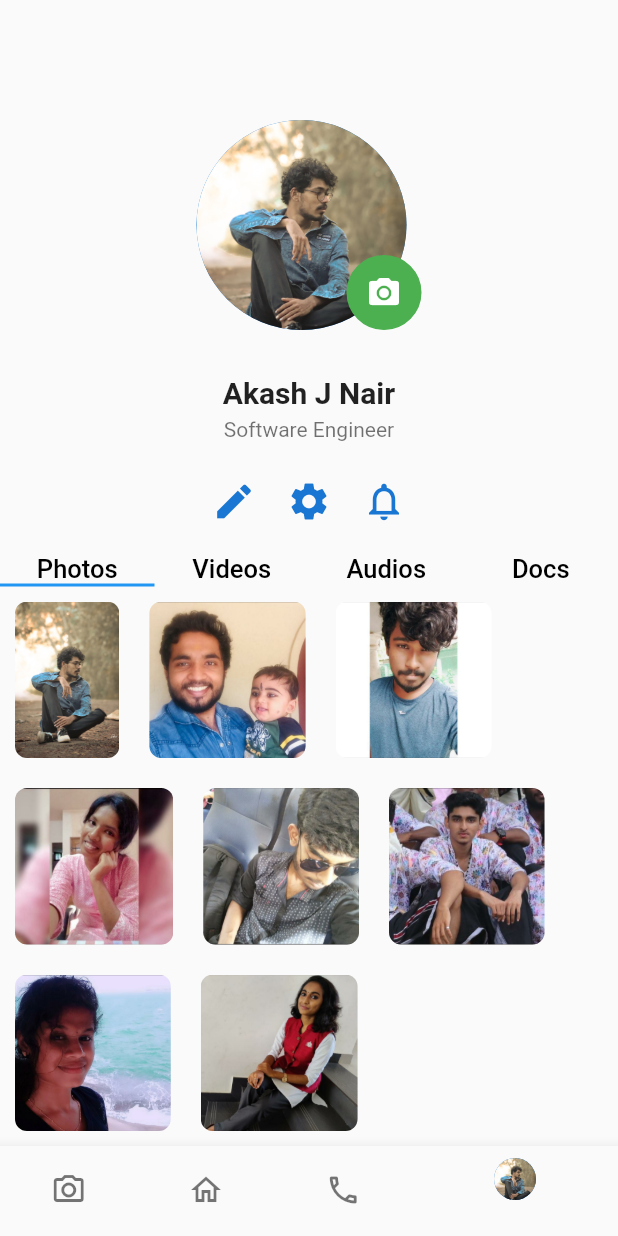
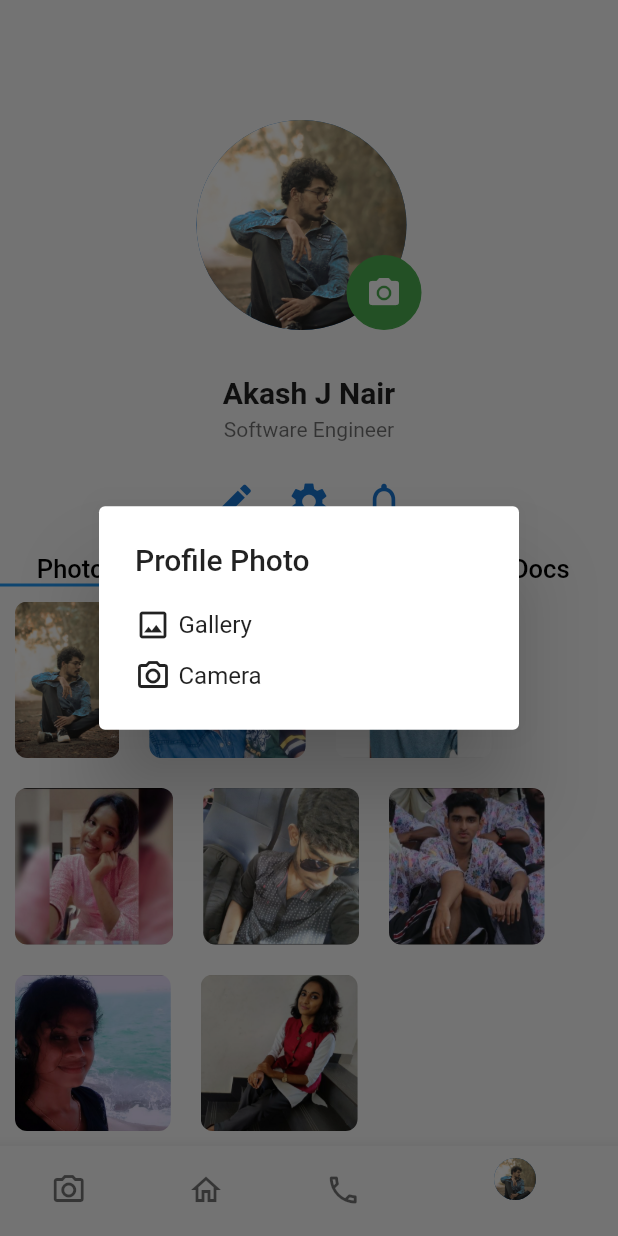
Before and after one commit to Akash701/chat-app, a Flutter app: the screen it shows after launch, item 4 of the bottom bar chosen, after a tap on the "camera alt" icon, on a phone screen of 412 x 824 dp. Run offline on Flutter 3.47's test engine with Material 2 defaults, Android fonts, the phone set to English and light mode, and no system bars; our stand-ins replace image_picker.

Commit message:
Profile Photo added

```diff
--- a/lib/profile.dart
+++ b/lib/profile.dart
@@ -1,5 +1,7 @@
 import 'package:flutter/cupertino.dart';
 import 'package:flutter/material.dart';
+import 'dart:io';
+import 'package:image_picker/image_picker.dart';
 
 class Profile extends StatefulWidget {
   @override
@@ -7,6 +9,80 @@ class Profile extends StatefulWidget {
 }
 
 class _ProfileState extends State<Profile> {
+  File imageFile;
+  final picker = ImagePicker();
+
+  _openGallery(BuildContext context) async {
+    final pickedFile = await picker.getImage(source: ImageSource.gallery);
+    this.setState(() {
+      if (pickedFile != null) {
+        imageFile = File(pickedFile.path);
+      } else {
+        print('No image selected.');
+      }
+    });
+    Navigator.pop(context);
+  }
+
+  _openCamera(BuildContext context) async {
+    final pickedFile = await picker.getImage(source: ImageSource.camera);
+    this.setState(() {
+      if (pickedFile != null) {
+        imageFile = File(pickedFile.path);
+      } else {
+        print('No image selected.');
+      }
+    });
+    Navigator.pop(context);
+  }
+
+  Future<void> _showChoiceDialog(BuildContext context) {
+    return showDialog(
+        context: context,
+        builder: (BuildContext context) {
+          return AlertDialog(
+            title: Text('Profile Photo'),
+            content: SingleChildScrollView(
+              child: ListBody(
+                children: [
+                  Row(
+                    children: [
+                      Icon(Icons.image_outlined),
+                      SizedBox(
+                        width: 5,
+                      ),
+                      GestureDetector(
+                        child: Text('Gallery'),
+                        onTap: () {
+                          _openGallery(context);
+                        },
+                      ),
+                    ],
+                  ),
+                  SizedBox(
+                    height: 10,
+                  ),
+                  Row(
+                    children: [
+                      Icon(Icons.camera_alt_outlined),
+                      SizedBox(
+                        width: 5,
+                      ),
+                      GestureDetector(
+                        child: Text('Camera'),
+                        onTap: () {
+                          _openCamera(context);
+                        },
+                      ),
+                    ],
+                  ),
+                ],
+              ),
+            ),
+          );
+        });
+  }
+
   @override
   Widget build(BuildContext context) {
     return Scaffold(
@@ -21,10 +97,11 @@ class _ProfileState extends State<Profile> {
             Center(
               child: Stack(
                 children: [
-                  Hero(
-                    tag: 'akash',
+                  Container(
                     child: CircleAvatar(
-                      backgroundImage: AssetImage("images/akash.png"),
+                      backgroundImage: imageFile == null
+                          ? AssetImage('images/akash.png')
+                          : FileImage(File(imageFile.path)),
                       radius: 70,
                     ),
                   ),
@@ -39,7 +116,9 @@ class _ProfileState extends State<Profile> {
                         )),
                     margin: EdgeInsets.only(top: 90, left: 100),
                     child: IconButton(
-                      onPressed: () {},
+                      onPressed: () {
+                        _showChoiceDialog(context);
+                      },
                       icon: Icon(
                         Icons.camera_alt,
                         color: Colors.white,
--- a/lib/status.dart
+++ b/lib/status.dart
@@ -1,4 +1,5 @@
 import 'package:flutter/material.dart';
+import '';
 
 class Status extends StatelessWidget {
   @override
--- a/pubspec.yaml
+++ b/pubspec.yaml
@@ -21,6 +21,7 @@ environment:
   sdk: ">=2.7.0 <3.0.0"
 
 dependencies:
+  image_picker:
   flutter:
     sdk: flutter
 
```
Also changed, not shown: lib/phone.dart (+15 -0 lines), pubspec.lock.
